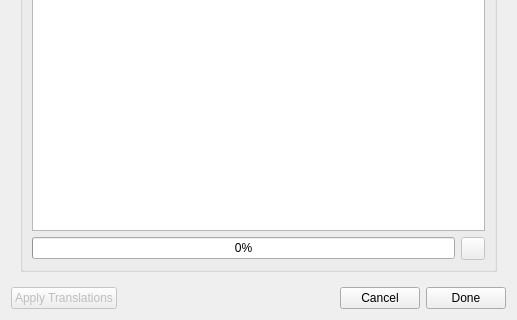
Qt form src/linguist/linguist/machinetranslationdialog.ui (qt/qttools) before a commit; both pictures show x 0 to 517 and y 314 to 634 of the 517 by 634 pixel window.
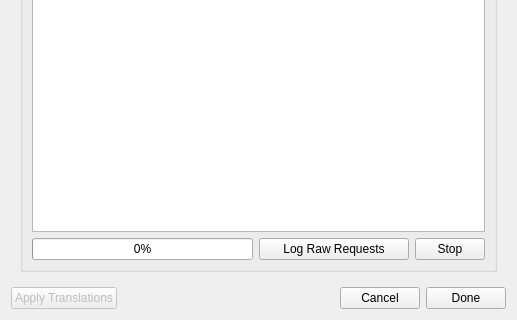
The same form after that commit. The open tabs and pages were chosen to show the change. Icons and pictures are not drawn.

What changed in the file:
```diff
--- a/src/linguist/linguist/machinetranslationdialog.ui
+++ b/src/linguist/linguist/machinetranslationdialog.ui
@@ -400,39 +400,7 @@
          <layout class="QVBoxLayout" name="verticalLayout">
           <item>
            <layout class="QGridLayout" name="gridLayout">
-            <item row="3" column="0">
-             <widget class="QProgressBar" name="progressBar">
-              <property name="enabled">
-               <bool>true</bool>
-              </property>
-              <property name="value">
-               <number>0</number>
-              </property>
-             </widget>
-            </item>
-            <item row="3" column="1">
-             <widget class="QToolButton" name="stopButton">
-              <property name="enabled">
-               <bool>false</bool>
-              </property>
-              <property name="sizePolicy">
-               <sizepolicy hsizetype="Fixed" vsizetype="Fixed">
-                <horstretch>100</horstretch>
-                <verstretch>100</verstretch>
-               </sizepolicy>
-              </property>
-              <property name="text">
-               <string/>
-              </property>
-              <property name="icon">
-               <iconset theme="QIcon::ThemeIcon::ProcessStop"/>
-              </property>
-              <property name="checkable">
-               <bool>false</bool>
-              </property>
-             </widget>
-            </item>
-            <item row="1" column="0" colspan="2">
+            <item row="1" column="0" colspan="3">
              <widget class="QTextEdit" name="translationLog">
               <property name="minimumSize">
                <size>
@@ -448,7 +416,17 @@
               </property>
              </widget>
             </item>
-            <item row="0" column="0" colspan="2">
+            <item row="3" column="0">
+             <widget class="QProgressBar" name="progressBar">
+              <property name="enabled">
+               <bool>true</bool>
+              </property>
+              <property name="value">
+               <number>0</number>
+              </property>
+             </widget>
+            </item>
+            <item row="0" column="0" colspan="3">
              <widget class="QLabel" name="statusLabel">
               <property name="sizePolicy">
                <sizepolicy hsizetype="Preferred" vsizetype="Preferred">
@@ -461,6 +439,50 @@
               </property>
              </widget>
             </item>
+            <item row="3" column="2">
+             <widget class="QPushButton" name="stopButton">
+              <property name="minimumSize">
+               <size>
+                <width>70</width>
+                <height>0</height>
+               </size>
+              </property>
+              <property name="maximumSize">
+               <size>
+                <width>70</width>
+                <height>16777215</height>
+               </size>
+              </property>
+              <property name="text">
+               <string>Stop</string>
+              </property>
+             </widget>
+            </item>
+            <item row="3" column="1">
+             <widget class="QPushButton" name="logButton">
+              <property name="minimumSize">
+               <size>
+                <width>150</width>
+                <height>0</height>
+               </size>
+              </property>
+              <property name="maximumSize">
+               <size>
+                <width>150</width>
+                <height>16777215</height>
+               </size>
+              </property>
+              <property name="text">
+               <string>Log Raw Requests</string>
+              </property>
+              <property name="checkable">
+               <bool>true</bool>
+              </property>
+              <property name="checked">
+               <bool>false</bool>
+              </property>
+             </widget>
+            </item>
            </layout>
           </item>
          </layout>
```
